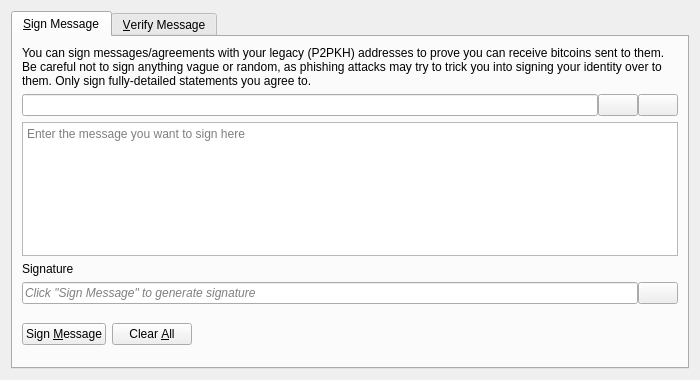
This is src/qt/forms/signverifymessagedialog.ui in YHWH-angel/ADONAI as Qt 5 draws it before an edit. The edited form follows.
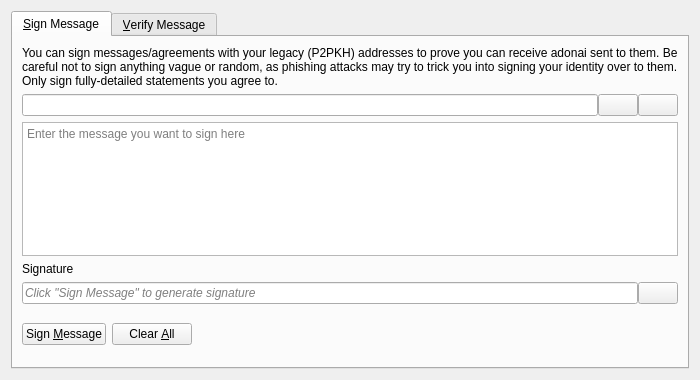
This is the edited form. Icons and pictures are not drawn. Custom widgets are drawn as their Qt base class.

Diff of the .ui file:
```diff
--- a/src/qt/forms/signverifymessagedialog.ui
+++ b/src/qt/forms/signverifymessagedialog.ui
@@ -30,7 +30,7 @@
        <item>
         <widget class="QLabel" name="infoLabel_SM">
          <property name="text">
-          <string>You can sign messages/agreements with your legacy (P2PKH) addresses to prove you can receive bitcoins sent to them. Be careful not to sign anything vague or random, as phishing attacks may try to trick you into signing your identity over to them. Only sign fully-detailed statements you agree to.</string>
+          <string>You can sign messages/agreements with your legacy (P2PKH) addresses to prove you can receive adonai sent to them. Be careful not to sign anything vague or random, as phishing attacks may try to trick you into signing your identity over to them. Only sign fully-detailed statements you agree to.</string>
          </property>
          <property name="textFormat">
           <enum>Qt::PlainText</enum>
```
Left out of the diff: 8 changed lines with no effect on the pictures.
